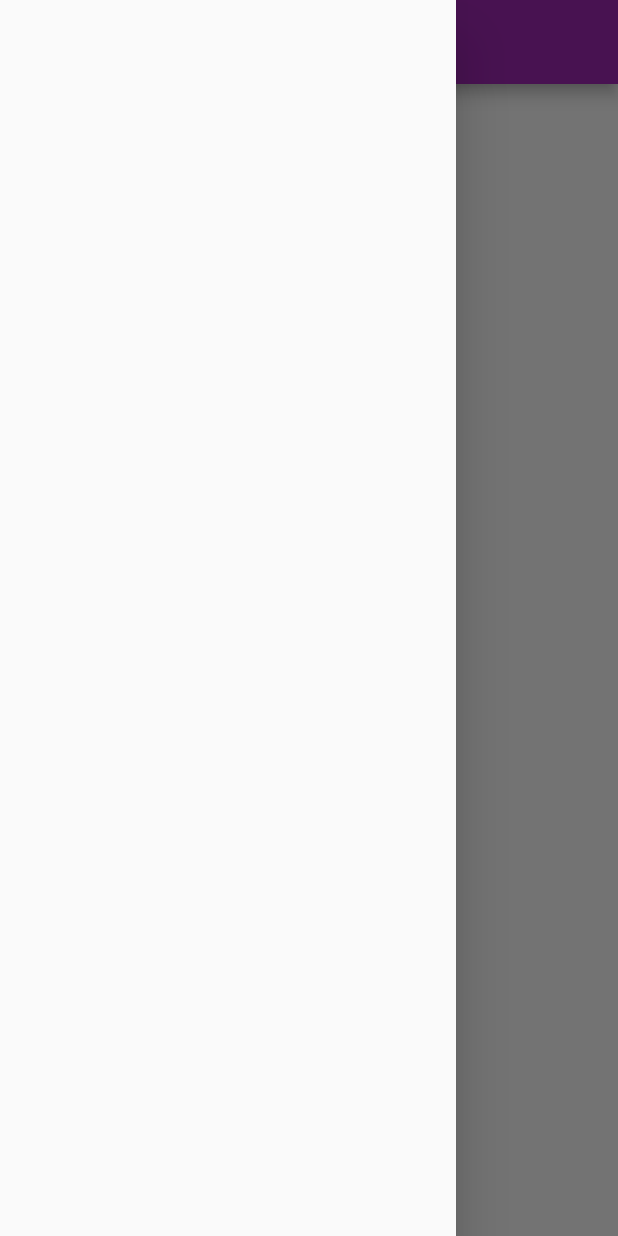
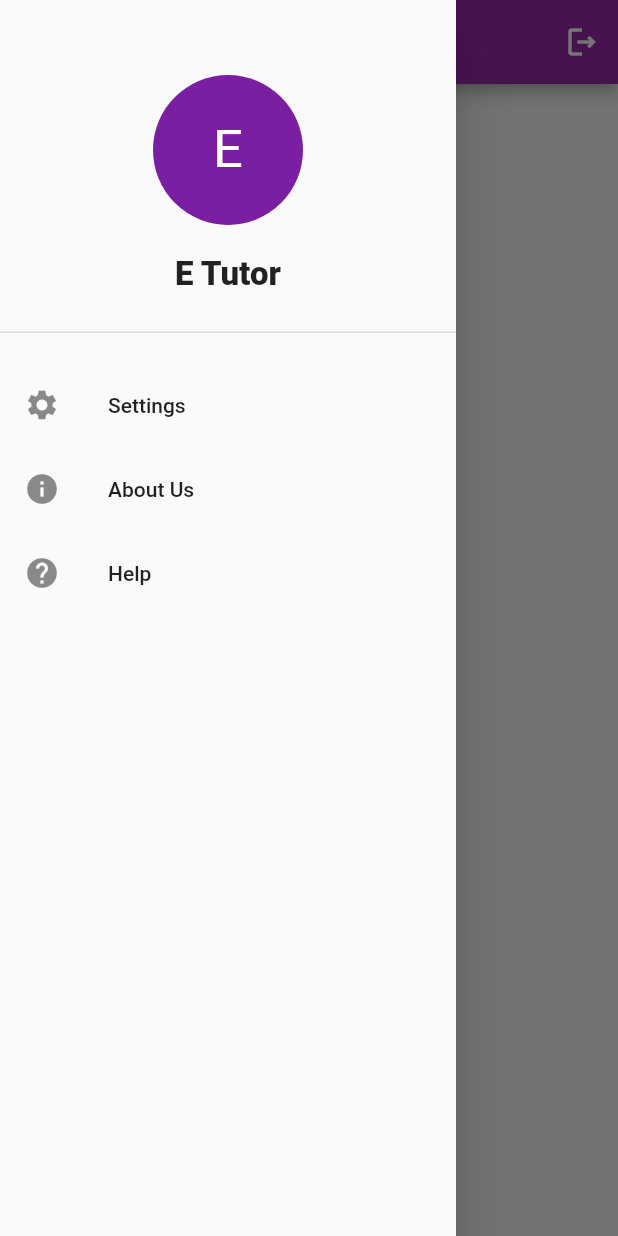
Before and after one commit to faizanhub/e_tutor, a Flutter app: the StudentDashboardScreen screen opened by its route, with the side drawer open, on a phone screen of 412 x 824 dp. Run offline on Flutter 3.47's test engine with Material 2 defaults, Android fonts, the phone set to English and light mode, and no system bars; our stand-ins replace cloud_firestore, firebase_auth, firebase_core; accounts and stored records are empty.

Commit message:
student dashboard completed

```diff
--- a/lib/constants/configs.dart
+++ b/lib/constants/configs.dart
@@ -5,4 +5,5 @@ abstract class AppConfigs {
   //Database Service
   static const String usersCollection = 'users';
   static const String userType = 'userType';
+  static const String fullName = 'fullName';
 }
--- /dev/null
+++ b/lib/core/models/teacher.dart
@@ -0,0 +1,17 @@
+class Teacher {
+  String fullName;
+  String email;
+  String password;
+  String city;
+  String address;
+  String userType;
+
+  Teacher({
+    this.fullName = '',
+    this.email = '',
+    this.password = '',
+    this.city = '',
+    this.address = '',
+    this.userType = '',
+  });
+}
--- a/lib/core/services/auth_service.dart
+++ b/lib/core/services/auth_service.dart
@@ -42,7 +42,7 @@ class AuthService {
         //Account Created Successfully
 
         await _dbService.saveAccountData(person, userCredential.user!.uid);
-
+        //Todo: if check and then add data to teacher collection
         return AuthResponse(status: true, message: '');
       }
     } on FirebaseAuthException catch (e) {
--- /dev/null
+++ b/lib/ui/custom_widgets/custom_drawer.dart
@@ -0,0 +1,95 @@
+import 'package:flutter/material.dart';
+
+class CustomDrawer extends StatelessWidget {
+  const CustomDrawer({Key? key}) : super(key: key);
+
+  @override
+  Widget build(BuildContext context) {
+    return Drawer(
+      child: Container(
+        // color: Color(0xff333333),
+        child: Column(children: [
+          Container(
+            child: Padding(
+              padding: EdgeInsets.only(top: 50.0),
+              child: Column(
+                mainAxisAlignment: MainAxisAlignment.center,
+                crossAxisAlignment: CrossAxisAlignment.center,
+                children: const [
+                  CircleAvatar(
+                    radius: 50.0,
+                    child: Text(
+                      'E',
+                      style: TextStyle(fontSize: 35.0),
+                    ),
+                  ),
+                  SizedBox(
+                    height: 20.0,
+                  ),
+                  Text(
+                    "E Tutor",
+                    style: TextStyle(
+                      fontSize: 22.0,
+                      fontWeight: FontWeight.w800,
+                      // color: Colors.white,
+                    ),
+                  ),
+                  SizedBox(
+                    height: 5.0,
+                  ),
+                  SizedBox(
+                    height: 20.0,
+                  ),
+                  Divider(
+                    height: 1.0,
+                    thickness: 1.0,
+                  )
+                ],
+              ),
+            ),
+          ),
+          SizedBox(
+            height: 20.0,
+          ),
+          //Now let's Add the button for the Menu
+          //and let's copy that and modify it
+
+          ListTile(
+            onTap: () {
+              // Navigator.pop(context);
+            },
+            leading: Icon(
+              Icons.settings,
+              // color: Colors.white,
+            ),
+            title: Text(
+              "Settings",
+            ),
+          ),
+
+          ListTile(
+            onTap: () {},
+            leading: Icon(
+              Icons.info,
+              // color: Colors.white,
+            ),
+            title: Text(
+              "About Us",
+            ),
+          ),
+
+          ListTile(
+            onTap: () {},
+            leading: Icon(
+              Icons.help,
+              // color: Colors.white,
+            ),
+            title: Text(
+              "Help",
+            ),
+          ),
+        ]),
+      ),
+    );
+  }
+}
--- a/lib/ui/screens/login_screen.dart
+++ b/lib/ui/screens/login_screen.dart
@@ -43,7 +43,6 @@ class _LoginScreenState extends State<LoginScreen> {
 
   // @override
   // void dispose() {
-  //   // TODO: implement dispose
   //   emailController.dispose();
   //   passwordController.dispose();
   //   super.dispose();
--- a/lib/ui/screens/student_dashboard_screen.dart
+++ b/lib/ui/screens/student_dashboard_screen.dart
@@ -1,13 +1,18 @@
+import 'package:cloud_firestore/cloud_firestore.dart';
+import 'package:etutor/constants/configs.dart';
 import 'package:etutor/constants/strings/app_strings.dart';
 import 'package:etutor/core/services/auth_service.dart';
+import 'package:etutor/core/services/database_service.dart';
+import 'package:etutor/ui/custom_widgets/custom_drawer.dart';
 import 'package:etutor/ui/screens/home_screen.dart';
 import 'package:firebase_auth/firebase_auth.dart';
+import 'package:flutter/cupertino.dart';
 import 'package:flutter/material.dart';
 
 class StudentDashboardScreen extends StatefulWidget {
   static const String routeName = '/studentDashboard';
 
-  const StudentDashboardScreen({Key? key}) : super(key: key);
+  // const StudentDashboardScreen({Key? key}) : super(key: key);
 
   @override
   State<StudentDashboardScreen> createState() => _StudentDashboardScreenState();
@@ -15,27 +20,73 @@ class StudentDashboardScreen extends StatefulWidget {
 
 class _StudentDashboardScreenState extends State<StudentDashboardScreen> {
   AuthService _authService = AuthService();
+  DatabaseService _databaseService = DatabaseService();
+
+  List<QueryDocumentSnapshot> teacherNames = [];
+
+  Future<void> signOut() async {
+    await _authService.signOut();
+    Navigator.pushNamedAndRemoveUntil(
+        context, HomeScreen.routeName, (route) => false);
+  }
 
   @override
   Widget build(BuildContext context) {
     return Scaffold(
       appBar: AppBar(
         title: Text(AppStrings.studentDashBoard),
+        actions: [
+          IconButton(
+            icon: Icon(
+              Icons.logout_outlined,
+              color: Colors.white,
+            ),
+            onPressed: signOut,
+          )
+        ],
       ),
-      drawer: Drawer(),
+      drawer: CustomDrawer(),
       body: Center(
         child: Column(
-          mainAxisAlignment: MainAxisAlignment.center,
-          crossAxisAlignment: CrossAxisAlignment.center,
+          crossAxisAlignment: CrossAxisAlignment.start,
           children: [
-            Text('Student Dashboard '),
-            ElevatedButton(
-                onPressed: () async {
-                  await _authService.signOut();
-                  Navigator.pushNamedAndRemoveUntil(
-                      context, HomeScreen.routeName, (route) => false);
-                },
-                child: Text('Sign Out')),
+            FutureBuilder(
+              future: _databaseService.getTeacherNames(),
+              builder: (context, snapshot) {
+                if (snapshot.hasError) {
+                  print('some error occurred');
+                }
+
+                if (snapshot.hasData && snapshot.data != null) {
+                  teacherNames = snapshot.data as List<QueryDocumentSnapshot>;
+                  return Expanded(
+                    child: ListView.builder(
+                        itemCount: teacherNames.length,
+                        itemBuilder: (context, index) {
+                          return ListTile(
+                            onTap: () {},
+                            leading: CircleAvatar(
+                              child: Text(
+                                teacherNames[index]
+                                    .get(AppConfigs.fullName)[0]
+                                    .toUpperCase(),
+                              ),
+                            ),
+                            title: Text(
+                              teacherNames[index].get(AppConfigs.fullName),
+                            ),
+                            subtitle:
+                                Text('${teacherNames[index].get('email')}'),
+                            trailing:
+                                Text('${teacherNames[index].get('city')}'),
+                          );
+                        }),
+                  );
+                }
+
+                return Center(child: Text('Loading...'));
+              },
+            )
           ],
         ),
       ),
--- a/lib/ui/screens/teacher_dashboard_screen.dart
+++ b/lib/ui/screens/teacher_dashboard_screen.dart
@@ -1,5 +1,6 @@
 import 'package:etutor/constants/strings/app_strings.dart';
 import 'package:etutor/core/services/auth_service.dart';
+import 'package:etutor/ui/custom_widgets/custom_drawer.dart';
 import 'package:etutor/ui/screens/home_screen.dart';
 import 'package:firebase_auth/firebase_auth.dart';
 import 'package:flutter/material.dart';
@@ -21,7 +22,7 @@ class _TeacherDashboardScreenState extends State<TeacherDashboardScreen> {
       appBar: AppBar(
         title: Text(AppStrings.teacherDashBoard),
       ),
-      drawer: Drawer(),
+      drawer: CustomDrawer(),
       body: Center(
         child: Column(
           mainAxisAlignment: MainAxisAlignment.center,
```
Also changed, not shown: lib/core/services/database_service.dart (+23 -20 lines).
